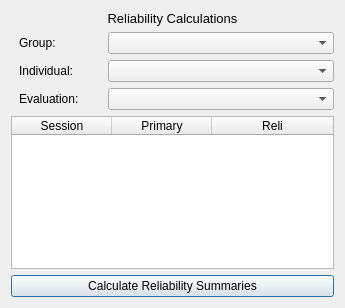
This is reliabilitydialog.ui in miyamot0/DataTracker3 as Qt 5 draws it before an edit. The edited form follows.
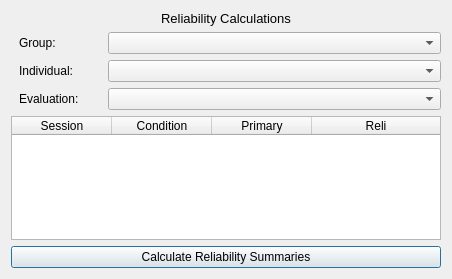
This is the edited form.

What changed in the file:
```diff
--- a/reliabilitydialog.ui
+++ b/reliabilitydialog.ui
@@ -6,8 +6,8 @@
    <rect>
     <x>0</x>
     <y>0</y>
-    <width>345</width>
-    <height>308</height>
+    <width>452</width>
+    <height>279</height>
    </rect>
   </property>
   <property name="windowTitle">
@@ -78,8 +78,16 @@
        </property>
       </widget>
      </item>
-     <item row="3" column="0" colspan="2">
+    </layout>
+   </item>
+   <item>
       <widget class="QTableWidget" name="tableWidgetReli">
+     <property name="sizePolicy">
+      <sizepolicy hsizetype="Expanding" vsizetype="Expanding">
+       <horstretch>0</horstretch>
+       <verstretch>0</verstretch>
+      </sizepolicy>
+     </property>
        <property name="editTriggers">
         <set>QAbstractItemView::NoEditTriggers</set>
        </property>
@@ -103,6 +111,11 @@
          <string>Session</string>
         </property>
        </column>
+     <column>
+      <property name="text">
+       <string>Condition</string>
+      </property>
+     </column>
        <column>
         <property name="text">
          <string>Primary</string>
@@ -114,8 +127,6 @@
         </property>
        </column>
       </widget>
-     </item>
-    </layout>
    </item>
    <item>
     <widget class="QPushButton" name="pushButton">
```
Left out of the diff: 2 changed lines with no effect on the pictures. Lines whose indentation alone changed are shown as unchanged.
